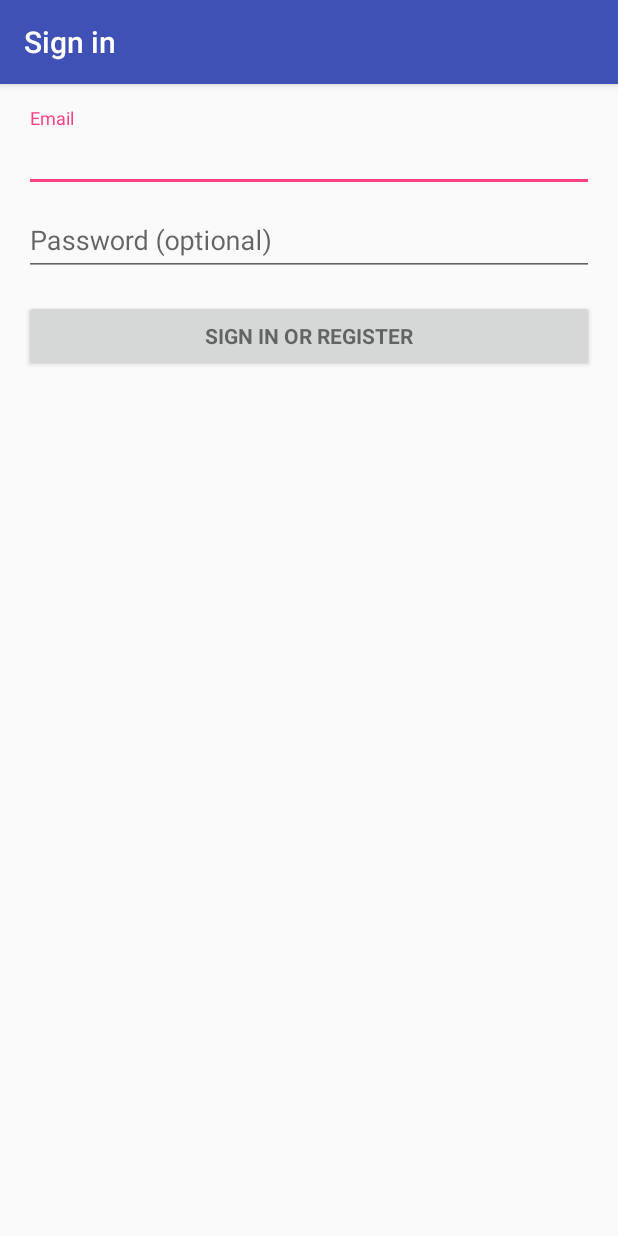
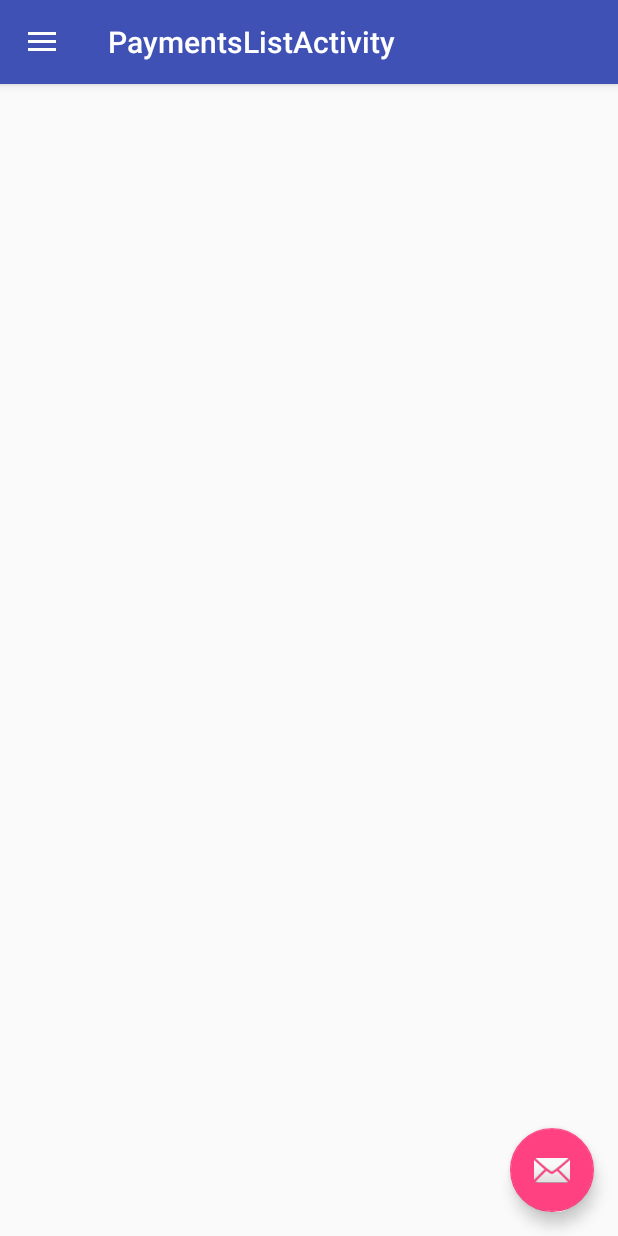
Before and after one commit to iarczi/HomeBudgetPlanner, an Android app: the screen it shows after launch (LoginActivity before the commit, PaymentsListActivity after it), on a phone screen of 412 x 824 dp. Run offline under Robolectric (Android 15) with nearby library versions, the phone set to English and light mode, and no system bars.

Commit message:
PaymentsListActivity Add basic library dagger + mvp

```diff
--- /dev/null
+++ b/app/src/main/java/xyz/thecodeside/homebudgetplanner/PaymentsListActivity.kt
@@ -0,0 +1,72 @@
+package xyz.thecodeside.homebudgetplanner
+
+import android.os.Bundle
+import android.support.design.widget.FloatingActionButton
+import android.support.design.widget.NavigationView
+import android.support.design.widget.Snackbar
+import android.support.v4.view.GravityCompat
+import android.support.v4.widget.DrawerLayout
+import android.support.v7.app.ActionBarDrawerToggle
+import android.support.v7.app.AppCompatActivity
+import android.support.v7.widget.Toolbar
+import android.view.MenuItem
+import kotlinx.android.synthetic.main.activity_payments_list.*
+
+class PaymentsListActivity : AppCompatActivity(),
+        NavigationView.OnNavigationItemSelectedListener {
+
+
+    override fun onCreate(savedInstanceState: Bundle?) {
+        super.onCreate(savedInstanceState)
+        setContentView(R.layout.activity_payments_list)
+        val toolbar = findViewById(R.id.toolbar) as Toolbar
+        setSupportActionBar(toolbar)
+
+        val fab = findViewById(R.id.fab) as FloatingActionButton
+        fab.setOnClickListener { view ->
+            Snackbar.make(view, "Replace with your own action", Snackbar.LENGTH_LONG)
+                    .setAction("Action", null).show()
+        }
+
+        val drawer = findViewById(R.id.drawer_layout) as DrawerLayout
+        val toggle = ActionBarDrawerToggle(
+                this, drawer, toolbar, R.string.navigation_drawer_open, R.string.navigation_drawer_close)
+        drawer.addDrawerListener(toggle)
+        toggle.syncState()
+
+        val navigationView = findViewById(R.id.nav_view) as NavigationView
+        navigationView.setNavigationItemSelectedListener(this)
+    }
+
+    override fun onBackPressed() {
+        if (drawer_layout.isDrawerOpen(GravityCompat.START)) {
+            drawer_layout.closeDrawer(GravityCompat.START)
+        } else {
+            super.onBackPressed()
+        }
+    }
+
+
+    override fun onNavigationItemSelected(item: MenuItem): Boolean {
+        // Handle navigation view item clicks here.
+        val id = item.itemId
+
+        if (id == R.id.nav_camera) {
+            // Handle the camera action
+        } else if (id == R.id.nav_gallery) {
+
+        } else if (id == R.id.nav_slideshow) {
+
+        } else if (id == R.id.nav_manage) {
+
+        } else if (id == R.id.nav_share) {
+
+        } else if (id == R.id.nav_send) {
+
+        }
+
+        val drawer = findViewById(R.id.drawer_layout) as DrawerLayout
+        drawer.closeDrawer(GravityCompat.START)
+        return true
+    }
+}
--- /dev/null
+++ b/app/src/main/res/drawable-v21/ic_menu_camera.xml
@@ -0,0 +1,12 @@
+<vector xmlns:android="http://schemas.android.com/apk/res/android"
+    android:width="24dp"
+    android:height="24dp"
+    android:viewportHeight="24.0"
+    android:viewportWidth="24.0">
+    <path
+        android:fillColor="#FF000000"
+        android:pathData="M12,12m-3.2,0a3.2,3.2 0,1 1,6.4 0a3.2,3.2 0,1 1,-6.4 0" />
+    <path
+        android:fillColor="#FF000000"
+        android:pathData="M9,2L7.17,4H4c-1.1,0 -2,0.9 -2,2v12c0,1.1 0.9,2 2,2h16c1.1,0 2,-0.9 2,-2V6c0,-1.1 -0.9,-2 -2,-2h-3.17L15,2H9zm3,15c-2.76,0 -5,-2.24 -5,-5s2.24,-5 5,-5 5,2.24 5,5 -2.24,5 -5,5z" />
+</vector>
--- /dev/null
+++ b/app/src/main/res/drawable-v21/ic_menu_gallery.xml
@@ -0,0 +1,9 @@
+<vector xmlns:android="http://schemas.android.com/apk/res/android"
+    android:width="24dp"
+    android:height="24dp"
+    android:viewportHeight="24.0"
+    android:viewportWidth="24.0">
+    <path
+        android:fillColor="#FF000000"
+        android:pathData="M22,16V4c0,-1.1 -0.9,-2 -2,-2H8c-1.1,0 -2,0.9 -2,2v12c0,1.1 0.9,2 2,2h12c1.1,0 2,-0.9 2,-2zm-11,-4l2.03,2.71L16,11l4,5H8l3,-4zM2,6v14c0,1.1 0.9,2 2,2h14v-2H4V6H2z" />
+</vector>
--- /dev/null
+++ b/app/src/main/res/drawable-v21/ic_menu_manage.xml
@@ -0,0 +1,9 @@
+<vector xmlns:android="http://schemas.android.com/apk/res/android"
+    android:width="24dp"
+    android:height="24dp"
+    android:viewportHeight="24.0"
+    android:viewportWidth="24.0">
+    <path
+        android:fillColor="#FF000000"
+        android:pathData="M22.7,19l-9.1,-9.1c0.9,-2.3 0.4,-5 -1.5,-6.9 -2,-2 -5,-2.4 -7.4,-1.3L9,6 6,9 1.6,4.7C0.4,7.1 0.9,10.1 2.9,12.1c1.9,1.9 4.6,2.4 6.9,1.5l9.1,9.1c0.4,0.4 1,0.4 1.4,0l2.3,-2.3c0.5,-0.4 0.5,-1.1 0.1,-1.4z" />
+</vector>
--- /dev/null
+++ b/app/src/main/res/drawable-v21/ic_menu_send.xml
@@ -0,0 +1,9 @@
+<vector xmlns:android="http://schemas.android.com/apk/res/android"
+    android:width="24dp"
+    android:height="24dp"
+    android:viewportHeight="24.0"
+    android:viewportWidth="24.0">
+    <path
+        android:fillColor="#FF000000"
+        android:pathData="M2.01,21L23,12 2.01,3 2,10l15,2 -15,2z" />
+</vector>
--- /dev/null
+++ b/app/src/main/res/drawable-v21/ic_menu_share.xml
@@ -0,0 +1,9 @@
+<vector xmlns:android="http://schemas.android.com/apk/res/android"
+    android:width="24dp"
+    android:height="24dp"
+    android:viewportHeight="24.0"
+    android:viewportWidth="24.0">
+    <path
+        android:fillColor="#FF000000"
+        android:pathData="M18,16.08c-0.76,0 -1.44,0.3 -1.96,0.77L8.91,12.7c0.05,-0.23 0.09,-0.46 0.09,-0.7s-0.04,-0.47 -0.09,-0.7l7.05,-4.11c0.54,0.5 1.25,0.81 2.04,0.81 1.66,0 3,-1.34 3,-3s-1.34,-3 -3,-3 -3,1.34 -3,3c0,0.24 0.04,0.47 0.09,0.7L8.04,9.81C7.5,9.31 6.79,9 6,9c-1.66,0 -3,1.34 -3,3s1.34,3 3,3c0.79,0 1.5,-0.31 2.04,-0.81l7.12,4.16c-0.05,0.21 -0.08,0.43 -0.08,0.65 0,1.61 1.31,2.92 2.92,2.92 1.61,0 2.92,-1.31 2.92,-2.92s-1.31,-2.92 -2.92,-2.92z" />
+</vector>
--- /dev/null
+++ b/app/src/main/res/drawable-v21/ic_menu_slideshow.xml
@@ -0,0 +1,9 @@
+<vector xmlns:android="http://schemas.android.com/apk/res/android"
+    android:width="24dp"
+    android:height="24dp"
+    android:viewportHeight="24.0"
+    android:viewportWidth="24.0">
+    <path
+        android:fillColor="#FF000000"
+        android:pathData="M4,6H2v14c0,1.1 0.9,2 2,2h14v-2H4V6zm16,-4H8c-1.1,0 -2,0.9 -2,2v12c0,1.1 0.9,2 2,2h12c1.1,0 2,-0.9 2,-2V4c0,-1.1 -0.9,-2 -2,-2zm-8,12.5v-9l6,4.5 -6,4.5z" />
+</vector>
--- /dev/null
+++ b/app/src/main/res/layout/activity_payments_list.xml
@@ -0,0 +1,25 @@
+<?xml version="1.0" encoding="utf-8"?>
+<android.support.v4.widget.DrawerLayout xmlns:android="http://schemas.android.com/apk/res/android"
+    xmlns:app="http://schemas.android.com/apk/res-auto"
+    xmlns:tools="http://schemas.android.com/tools"
+    android:id="@+id/drawer_layout"
+    android:layout_width="match_parent"
+    android:layout_height="match_parent"
+    android:fitsSystemWindows="true"
+    tools:openDrawer="start">
+
+    <include
+        layout="@layout/app_bar_payments_list"
+        android:layout_width="match_parent"
+        android:layout_height="match_parent" />
+
+    <android.support.design.widget.NavigationView
+        android:id="@+id/nav_view"
+        android:layout_width="wrap_content"
+        android:layout_height="match_parent"
+        android:layout_gravity="start"
+        android:fitsSystemWindows="true"
+        app:headerLayout="@layout/nav_header_payments_list"
+        app:menu="@menu/activity_payments_list_drawer" />
+
+</android.support.v4.widget.DrawerLayout>
--- /dev/null
+++ b/app/src/main/res/layout/app_bar_payments_list.xml
@@ -0,0 +1,33 @@
+<?xml version="1.0" encoding="utf-8"?>
+<android.support.design.widget.CoordinatorLayout xmlns:android="http://schemas.android.com/apk/res/android"
+    xmlns:app="http://schemas.android.com/apk/res-auto"
+    xmlns:tools="http://schemas.android.com/tools"
+    android:layout_width="match_parent"
+    android:layout_height="match_parent"
+    tools:context="xyz.thecodeside.homebudgetplanner.PaymentsListActivity">
+
+    <android.support.design.widget.AppBarLayout
+        android:layout_width="match_parent"
+        android:layout_height="wrap_content"
+        android:theme="@style/AppTheme.AppBarOverlay">
+
+        <android.support.v7.widget.Toolbar
+            android:id="@+id/toolbar"
+            android:layout_width="match_parent"
+            android:layout_height="?attr/actionBarSize"
+            android:background="?attr/colorPrimary"
+            app:popupTheme="@style/AppTheme.PopupOverlay" />
+
+    </android.support.design.widget.AppBarLayout>
+
+    <include layout="@layout/content_payments_list" />
+
+    <android.support.design.widget.FloatingActionButton
+        android:id="@+id/fab"
+        android:layout_width="wrap_content"
+        android:layout_height="wrap_content"
+        android:layout_gravity="bottom|end"
+        android:layout_margin="@dimen/fab_margin"
+        app:srcCompat="@android:drawable/ic_dialog_email" />
+
+</android.support.design.widget.CoordinatorLayout>
--- /dev/null
+++ b/app/src/main/res/layout/content_payments_list.xml
@@ -0,0 +1,11 @@
+<?xml version="1.0" encoding="utf-8"?>
+<android.support.constraint.ConstraintLayout xmlns:android="http://schemas.android.com/apk/res/android"
+    xmlns:app="http://schemas.android.com/apk/res-auto"
+    xmlns:tools="http://schemas.android.com/tools"
+    android:layout_width="match_parent"
+    android:layout_height="match_parent"
+    app:layout_behavior="@string/appbar_scrolling_view_behavior"
+    tools:context="xyz.thecodeside.homebudgetplanner.PaymentsListActivity"
+    tools:showIn="@layout/app_bar_payments_list">
+
+</android.support.constraint.ConstraintLayout>
--- /dev/null
+++ b/app/src/main/res/menu/activity_payments_list_drawer.xml
@@ -0,0 +1,36 @@
+<?xml version="1.0" encoding="utf-8"?>
+<menu xmlns:android="http://schemas.android.com/apk/res/android">
+
+    <group android:checkableBehavior="single">
+        <item
+            android:id="@+id/nav_camera"
+            android:icon="@drawable/ic_menu_camera"
+            android:title="Import" />
+        <item
+            android:id="@+id/nav_gallery"
+            android:icon="@drawable/ic_menu_gallery"
+            android:title="Gallery" />
+        <item
+            android:id="@+id/nav_slideshow"
+            android:icon="@drawable/ic_menu_slideshow"
+            android:title="Slideshow" />
+        <item
+            android:id="@+id/nav_manage"
+            android:icon="@drawable/ic_menu_manage"
+            android:title="Tools" />
+    </group>
+
+    <item android:title="Communicate">
+        <menu>
+            <item
+                android:id="@+id/nav_share"
+                android:icon="@drawable/ic_menu_share"
+                android:title="Share" />
+            <item
+                android:id="@+id/nav_send"
+                android:icon="@drawable/ic_menu_send"
+                android:title="Send" />
+        </menu>
+    </item>
+
+</menu>
--- a/app/src/main/res/values/dimens.xml
+++ b/app/src/main/res/values/dimens.xml
@@ -2,4 +2,7 @@
     <!-- Default screen margins, per the Android Design guidelines. -->
     <dimen name="activity_horizontal_margin">16dp</dimen>
     <dimen name="activity_vertical_margin">16dp</dimen>
+    <dimen name="nav_header_vertical_spacing">16dp</dimen>
+    <dimen name="nav_header_height">160dp</dimen>
+    <dimen name="fab_margin">16dp</dimen>
 </resources>
--- /dev/null
+++ b/app/src/main/res/values/drawables.xml
@@ -0,0 +1,8 @@
+<resources>
+    <item name="ic_menu_camera" type="drawable">@android:drawable/ic_menu_camera</item>
+    <item name="ic_menu_gallery" type="drawable">@android:drawable/ic_menu_gallery</item>
+    <item name="ic_menu_slideshow" type="drawable">@android:drawable/ic_menu_slideshow</item>
+    <item name="ic_menu_manage" type="drawable">@android:drawable/ic_menu_manage</item>
+    <item name="ic_menu_share" type="drawable">@android:drawable/ic_menu_share</item>
+    <item name="ic_menu_send" type="drawable">@android:drawable/ic_menu_send</item>
+</resources>
--- a/app/src/main/res/values/strings.xml
+++ b/app/src/main/res/values/strings.xml
@@ -12,4 +12,10 @@
     <string name="error_incorrect_password">This password is incorrect</string>
     <string name="error_field_required">This field is required</string>
     <string name="permission_rationale">Contacts permissions are needed for providing email completions.</string>
+    <string name="title_activity_payments_list">PaymentsListActivity</string>
+
+    <string name="navigation_drawer_open">Open navigation drawer</string>
+    <string name="navigation_drawer_close">Close navigation drawer</string>
+
+    <string name="action_settings">Settings</string>
 </resources>
--- a/app/src/main/res/values/styles.xml
+++ b/app/src/main/res/values/styles.xml
@@ -8,4 +8,13 @@
         <item name="colorAccent">@color/colorAccent</item>
     </style>
 
+    <style name="AppTheme.NoActionBar">
+        <item name="windowActionBar">false</item>
+        <item name="windowNoTitle">true</item>
+    </style>
+
+    <style name="AppTheme.AppBarOverlay" parent="ThemeOverlay.AppCompat.Dark.ActionBar" />
+
+    <style name="AppTheme.PopupOverlay" parent="ThemeOverlay.AppCompat.Light" />
+
 </resources>
--- /dev/null
+++ b/app/src/main/res/xml/backup_descriptor.xml
@@ -0,0 +1,4 @@
+<?xml version="1.0" encoding="utf-8"?>
+<full-backup-content>
+    <!-- Exclude specific shared preferences that contain GCM registration Id -->
+</full-backup-content>
```
Also changed, not shown: app/build.gradle (+28 -6 lines), app/src/main/AndroidManifest.xml (+7 -0 lines), app/src/main/res/layout/nav_header_payments_list.xml (added, +35 -0 lines), app/src/main/res/menu/payments_list.xml (added, +9 -0 lines).
